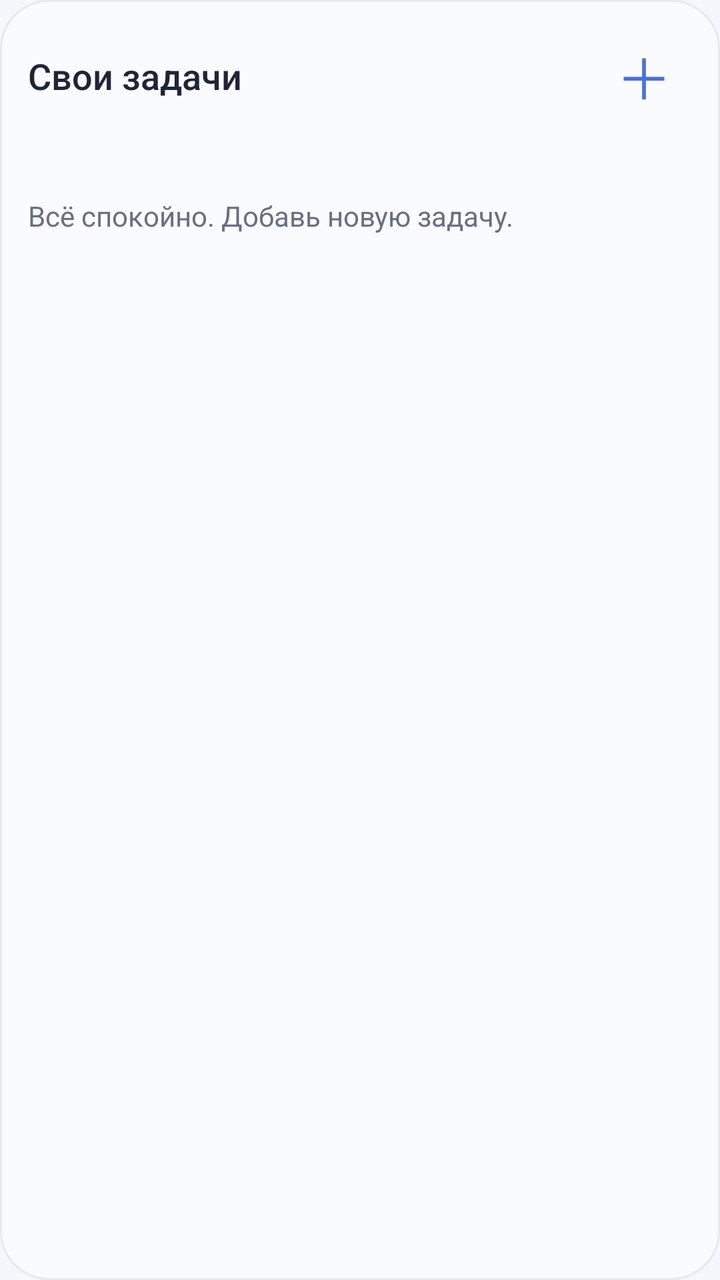
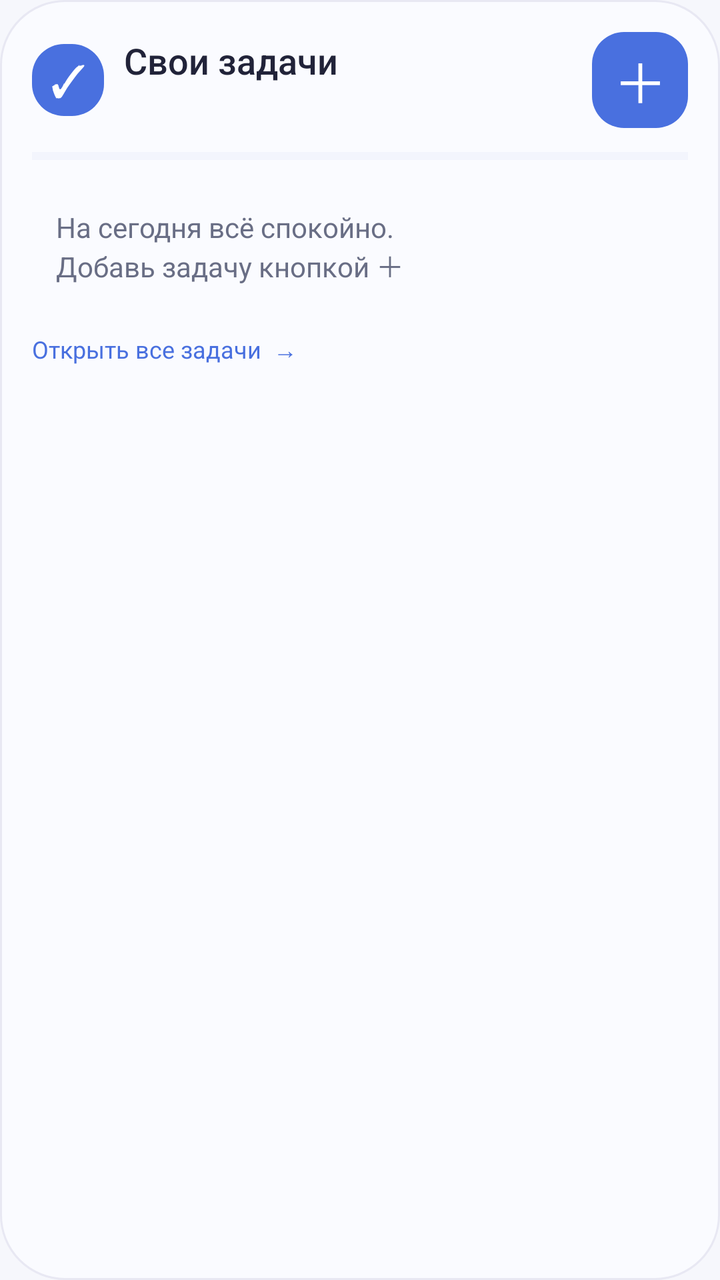

Screens rendered from an Android XML layout before and after an edit, with the pre-edit source and the edit as a unified diff.
<!-- AndroidManifest.xml: application theme AppTheme -->
<!-- res/layout/widget_tasks.xml -->
<LinearLayout xmlns:android="http://schemas.android.com/apk/res/android" android:id="@+id/widget_root" android:layout_width="match_parent" android:layout_height="match_parent" android:orientation="vertical" android:padding="14dp" android:background="@drawable/widget_background">
    <LinearLayout android:layout_width="match_parent" android:layout_height="wrap_content" android:gravity="center_vertical">
        <TextView android:id="@+id/widget_title" android:layout_width="0dp" android:layout_height="wrap_content" android:layout_weight="1" android:text="Свои задачи" android:textColor="#212339" android:textSize="18sp" android:fontFamily="sans-serif-medium"/>
        <TextView android:id="@+id/widget_add" android:layout_width="48dp" android:layout_height="48dp" android:gravity="center" android:text="＋" android:textSize="28sp" android:textColor="#4970DF" android:contentDescription="Добавить задачу"/>
    </LinearLayout>
    <TextView android:id="@+id/widget_count" android:layout_width="match_parent" android:layout_height="wrap_content" android:textColor="#696E85" android:textSize="12sp" android:paddingBottom="8dp"/>
    <LinearLayout android:id="@+id/widget_rows" android:layout_width="match_parent" android:layout_height="wrap_content" android:orientation="vertical"/>
    <TextView android:id="@+id/widget_empty" android:layout_width="match_parent" android:layout_height="wrap_content" android:text="Всё спокойно. Добавь новую задачу." android:textColor="#696E85" android:textSize="14sp" android:paddingTop="12dp"/>
</LinearLayout>
<!-- resources referenced by this layout -->
<resources>
  <!-- drawable widget_background (drawable) -->
  <shape xmlns:android="http://schemas.android.com/apk/res/android"><solid android:color="#FAFBFF"/><corners android:radius="24dp"/><stroke android:width="1dp" android:color="#E8E8F3"/></shape>
  <style name="AppTheme" parent="android:style/Theme.Material.Light.NoActionBar">
          <item name="android:fontFamily">sans-serif</item>
          <item name="android:statusBarColor">@android:color/transparent</item>
          <item name="android:navigationBarColor">#F6F7FC</item>
          <item name="android:windowLightStatusBar">true</item>
          <item name="android:windowLightNavigationBar">true</item>
          <item name="android:windowActionModeOverlay">true</item>
          <item name="android:colorAccent">#4970DF</item>
          <item name="android:windowBackground">#F6F7FC</item>
      </style>
</resources>

<!-- the commit's change to res/layout/widget_tasks.xml (unified diff, before → after) -->
@@ -1,9 +1,14 @@
-<LinearLayout xmlns:android="http://schemas.android.com/apk/res/android" android:id="@+id/widget_root" android:layout_width="match_parent" android:layout_height="match_parent" android:orientation="vertical" android:padding="14dp" android:background="@drawable/widget_background">
-    <LinearLayout android:layout_width="match_parent" android:layout_height="wrap_content" android:gravity="center_vertical">
-        <TextView android:id="@+id/widget_title" android:layout_width="0dp" android:layout_height="wrap_content" android:layout_weight="1" android:text="Свои задачи" android:textColor="#212339" android:textSize="18sp" android:fontFamily="sans-serif-medium"/>
-        <TextView android:id="@+id/widget_add" android:layout_width="48dp" android:layout_height="48dp" android:gravity="center" android:text="＋" android:textSize="28sp" android:textColor="#4970DF" android:contentDescription="Добавить задачу"/>
+<LinearLayout xmlns:android="http://schemas.android.com/apk/res/android" android:id="@+id/widget_root" android:layout_width="match_parent" android:layout_height="match_parent" android:orientation="vertical" android:padding="16dp" android:background="@drawable/widget_background">
+    <LinearLayout android:layout_width="match_parent" android:layout_height="48dp" android:gravity="center_vertical">
+        <TextView android:layout_width="36dp" android:layout_height="36dp" android:gravity="center" android:text="✓" android:textColor="#FFFFFF" android:textSize="22sp" android:background="@drawable/widget_accent" android:importantForAccessibility="no"/>
+        <LinearLayout android:layout_width="0dp" android:layout_height="wrap_content" android:layout_weight="1" android:orientation="vertical" android:paddingStart="10dp" android:paddingEnd="4dp">
+            <TextView android:id="@+id/widget_title" android:layout_width="match_parent" android:layout_height="wrap_content" android:text="Свои задачи" android:textColor="#212339" android:textSize="18sp" android:fontFamily="sans-serif-medium" android:maxLines="2" android:ellipsize="end"/>
+            <TextView android:id="@+id/widget_count" android:layout_width="match_parent" android:layout_height="wrap_content" android:textColor="#696E85" android:textSize="12sp" android:layout_marginTop="3dp"/>
+        </LinearLayout>
+        <TextView android:id="@+id/widget_add" android:layout_width="48dp" android:layout_height="48dp" android:gravity="center" android:text="＋" android:textSize="27sp" android:textColor="#FFFFFF" android:background="@drawable/widget_accent" android:contentDescription="Добавить задачу"/>
     </LinearLayout>
-    <TextView android:id="@+id/widget_count" android:layout_width="match_parent" android:layout_height="wrap_content" android:textColor="#696E85" android:textSize="12sp" android:paddingBottom="8dp"/>
+    <ProgressBar android:id="@+id/widget_progress" style="?android:attr/progressBarStyleHorizontal" android:layout_width="match_parent" android:layout_height="4dp" android:layout_marginTop="12dp" android:layout_marginBottom="12dp" android:max="100" android:progressTint="#4970DF" android:progressBackgroundTint="#DDE5F8"/>
     <LinearLayout android:id="@+id/widget_rows" android:layout_width="match_parent" android:layout_height="wrap_content" android:orientation="vertical"/>
-    <TextView android:id="@+id/widget_empty" android:layout_width="match_parent" android:layout_height="wrap_content" android:text="Всё спокойно. Добавь новую задачу." android:textColor="#696E85" android:textSize="14sp" android:paddingTop="12dp"/>
+    <TextView android:id="@+id/widget_empty" android:layout_width="match_parent" android:layout_height="wrap_content" android:text="На сегодня всё спокойно.\nДобавь задачу кнопкой ＋" android:textColor="#696E85" android:textSize="14sp" android:padding="12dp"/>
+    <TextView android:id="@+id/widget_footer" android:layout_width="match_parent" android:layout_height="40dp" android:gravity="center_vertical" android:text="Открыть все задачи  →" android:textSize="12sp" android:textColor="#4970DF"/>
 </LinearLayout>
<!-- resource entries referenced after the edit -->
@@ -1,8 +1,11 @@
 <!-- resources referenced by this layout -->
 <resources>
+  <!-- drawable widget_accent (drawable) -->
+  <shape xmlns:android="http://schemas.android.com/apk/res/android"><solid android:color="#4970DF"/><corners android:radius="16dp"/></shape>
   <!-- drawable widget_background (drawable) -->
-  <shape xmlns:android="http://schemas.android.com/apk/res/android"><solid android:color="#FAFBFF"/><corners android:radius="24dp"/><stroke android:width="1dp" android:color="#E8E8F3"/></shape>
+  <shape xmlns:android="http://schemas.android.com/apk/res/android"><solid android:color="#FAFBFF"/><corners android:radius="32dp"/><stroke android:width="1dp" android:color="#E8E8F3"/></shape>
   <style name="AppTheme" parent="android:style/Theme.Material.Light.NoActionBar">
+          <item name="android:alertDialogTheme">@style/RoundedDialog</item>
           <item name="android:fontFamily">sans-serif</item>
           <item name="android:statusBarColor">@android:color/transparent</item>
           <item name="android:navigationBarColor">#F6F7FC</item>
@@ -12,5 +15,13 @@
           <item name="android:colorAccent">#4970DF</item>
           <item name="android:windowBackground">#F6F7FC</item>
       </style>
+  <style name="RoundedDialog" parent="android:style/Theme.Material.Light.Dialog.Alert">
+          <item name="android:windowBackground">@drawable/dialog_background</item>
+          <item name="android:colorAccent">#4970DF</item>
+          <item name="android:windowMinWidthMajor">90%</item>
+          <item name="android:windowMinWidthMinor">90%</item>
+      </style>
+  <!-- drawable dialog_background (drawable) -->
+  <shape xmlns:android="http://schemas.android.com/apk/res/android"><solid android:color="#FFFFFF"/><corners android:radius="28dp"/></shape>
 </resources>
 
